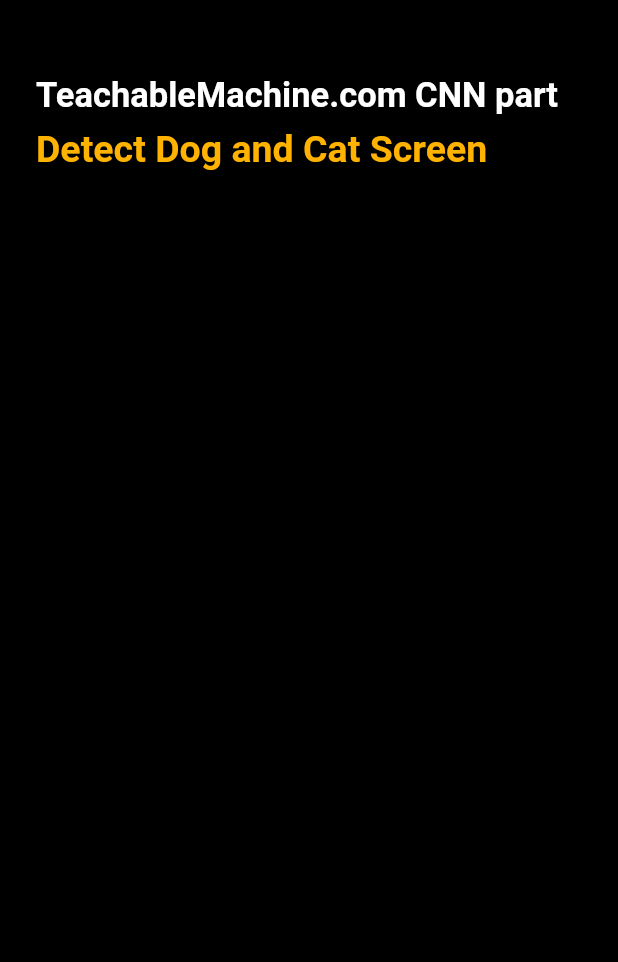
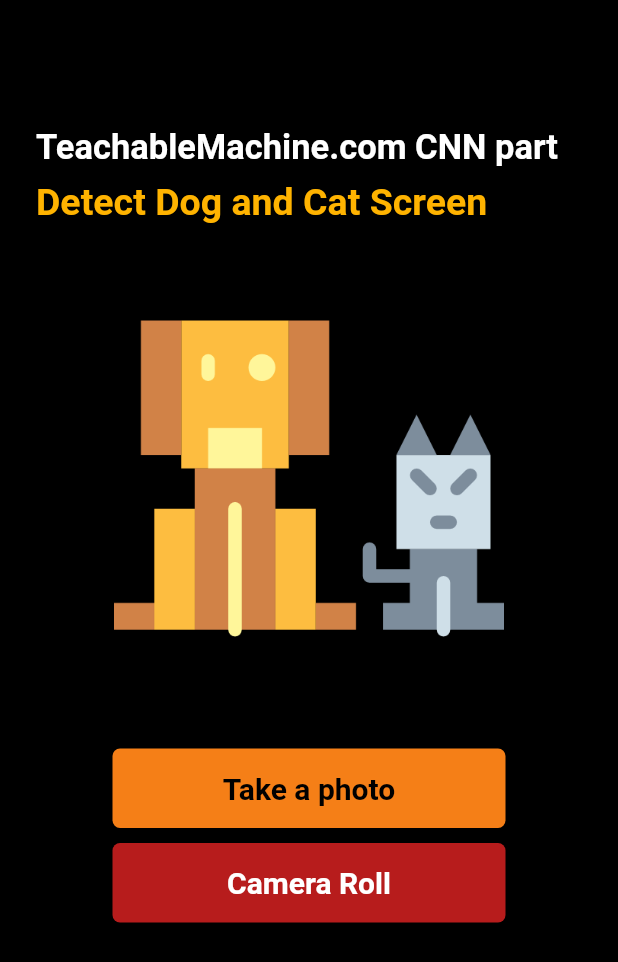
Before and after one commit to bkarthikkumar/cat_vs_dog, a Flutter app: the screen it shows after launch, on a phone screen of 412 x 824 dp. Shown: the top 962 px of the screen. Run offline on Flutter 3.47's test engine with Material 2 defaults, Android fonts, the phone set to English and light mode, and no system bars; our stand-ins replace splashscreen; Roboto replaces fonts that are missing (Times New Roman).

Commit message:
Code added for buton on home screen

```diff
--- a/lib/homeScree.dart
+++ b/lib/homeScree.dart
@@ -6,6 +6,7 @@ class Home extends StatefulWidget {
 }
 
 class _HomeState extends State<Home> {
+  bool _loadingVar = true;
   @override
   Widget build(BuildContext context) {
     return Scaffold(
@@ -15,7 +16,7 @@ class _HomeState extends State<Home> {
         child: Column(
           crossAxisAlignment: CrossAxisAlignment.start,
           children: <Widget>[
-            SizedBox(height: 50),
+            SizedBox(height: 85),
             Text(
               "TeachableMachine.com CNN part",
               style: TextStyle(
@@ -38,6 +39,75 @@ class _HomeState extends State<Home> {
             SizedBox(
               height: 40,
             ),
+            Center(
+              child: _loadingVar
+                  ? Container(
+                      width: 260,
+                      child: Column(
+                        children: <Widget>[
+                          Image.asset('assets/cat.png'),
+                          SizedBox(
+                            height: 50,
+                          )
+                        ],
+                      ),
+                    )
+                  : Container(),
+            ),
+            Container(
+              width: MediaQuery.of(context).size.width,
+              child: Column(
+                children: <Widget>[
+                  GestureDetector(
+                    onTap: () {},
+                    child: Container(
+                      width: MediaQuery.of(context).size.width - 150,
+                      alignment: Alignment.center,
+                      padding: EdgeInsets.symmetric(
+                        horizontal: 25,
+                        vertical: 15,
+                      ),
+                      decoration: BoxDecoration(
+                        color: Colors.yellow[900],
+                        borderRadius: BorderRadius.circular(5),
+                      ),
+                      child: Text(
+                        'Take a photo',
+                        style: TextStyle(
+                            fontWeight: FontWeight.w700,
+                            color: Colors.black,
+                            fontSize: 20),
+                      ),
+                    ),
+                  ),
+                  SizedBox(
+                    height: 10,
+                  ),
+                  GestureDetector(
+                    onTap: () {},
+                    child: Container(
+                      width: MediaQuery.of(context).size.width - 150,
+                      alignment: Alignment.center,
+                      padding: EdgeInsets.symmetric(
+                        horizontal: 25,
+                        vertical: 15,
+                      ),
+                      decoration: BoxDecoration(
+                        color: Colors.red[900],
+                        borderRadius: BorderRadius.circular(5),
+                      ),
+                      child: Text(
+                        'Camera Roll',
+                        style: TextStyle(
+                            fontWeight: FontWeight.bold,
+                            color: Colors.white,
+                            fontSize: 20),
+                      ),
+                    ),
+                  )
+                ],
+              ),
+            )
           ],
         ),
       ),
```
